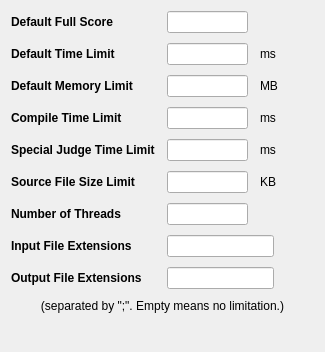
Sojiv/Project_lemon, file forms_win32/generalsettings.ui: the form before one commit.
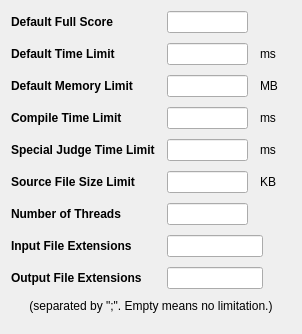
The form after the commit.

```diff
--- a/forms_win32/generalsettings.ui
+++ b/forms_win32/generalsettings.ui
@@ -6,16 +6,10 @@
    <rect>
     <x>0</x>
     <y>0</y>
-    <width>325</width>
-    <height>352</height>
+    <width>302</width>
+    <height>334</height>
    </rect>
   </property>
-  <property name="minimumSize">
-   <size>
-    <width>325</width>
-    <height>352</height>
-   </size>
-  </property>
   <property name="windowTitle">
    <string>Form</string>
   </property>
```
Left out of the diff: 28 changed lines with no effect on the pictures.
